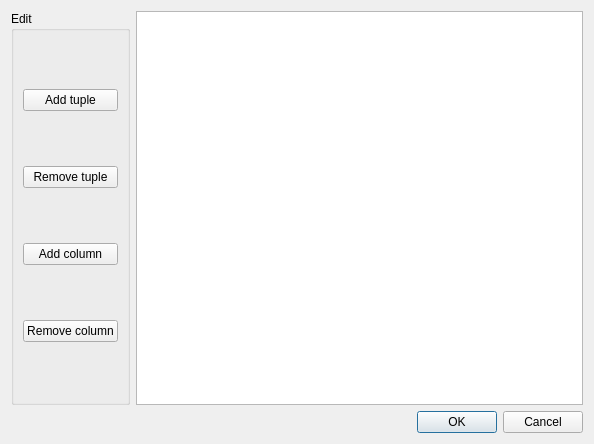
Old version of the form relational_gui/rel_edit.ui in the repository ltworf/relational.
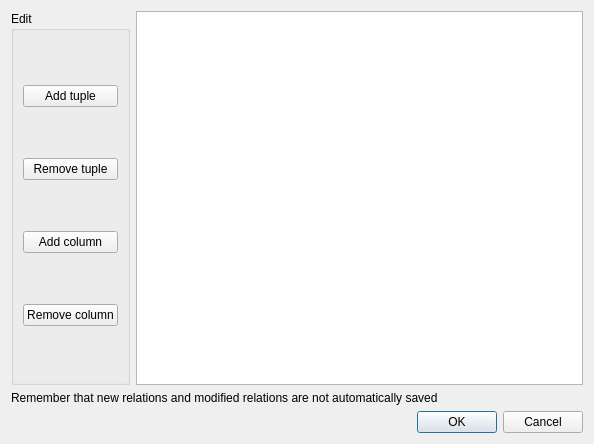
New version of the form.

Commit message: - warns about saving relations - no more empty fields

Patch:
```diff
--- a/relational_gui/rel_edit.ui
+++ b/relational_gui/rel_edit.ui
@@ -58,6 +58,13 @@
      </item>
     </layout>
    </item>
+   <item>
+    <widget class="QLabel" name="label">
+     <property name="text">
+      <string>Remember that new relations and modified relations are not automatically saved</string>
+     </property>
+    </widget>
+   </item>
    <item>
     <widget class="QDialogButtonBox" name="buttonBox">
      <property name="orientation">
```
The commit also changes 5 other files.
